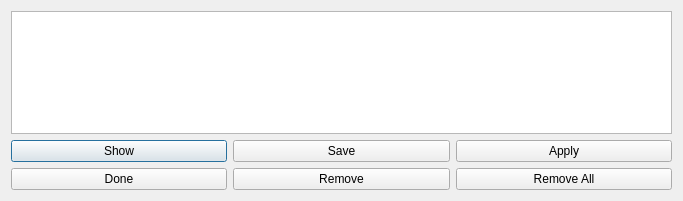
Before: the Qt Designer form ui/stash.ui in git-cola/git-cola, drawn with Qt 5.
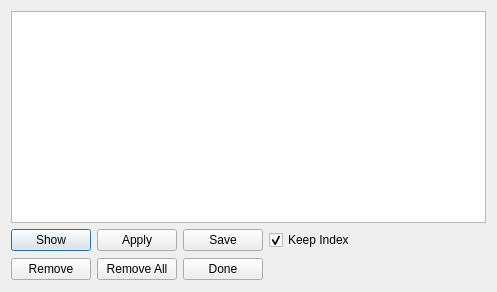
After: the same form once the commit is applied.

Commit message:
stash: add a keep_index checkbox to allow 'git stash save --keep-index'
This adds a keep_index checkbox to the stash dialog so that
users can save stashes and and keep the index state.

```diff
--- a/ui/stash.ui
+++ b/ui/stash.ui
@@ -5,20 +5,18 @@
    <rect>
     <x>0</x>
     <y>0</y>
-    <width>683</width>
-    <height>201</height>
+    <width>497</width>
+    <height>292</height>
    </rect>
   </property>
   <property name="windowTitle" >
    <string>Stash</string>
   </property>
-  <layout class="QVBoxLayout" name="verticalLayout" >
-   <item>
+  <layout class="QGridLayout" name="gridLayout" >
+   <item row="0" column="0" colspan="4" >
     <widget class="QListWidget" name="stash_list" />
    </item>
-   <item>
-    <layout class="QHBoxLayout" name="horizontalLayout_2" >
-     <item>
+   <item row="1" column="0" >
       <widget class="QPushButton" name="button_stash_show" >
        <property name="toolTip" >
         <string>Show the changes recorded in the selected stash stash as a diff</string>
@@ -28,14 +26,7 @@
        </property>
       </widget>
      </item>
-     <item>
-      <widget class="QPushButton" name="button_stash_save" >
-       <property name="text" >
-        <string>Save</string>
-       </property>
-      </widget>
-     </item>
-     <item>
+   <item row="1" column="1" >
       <widget class="QPushButton" name="button_stash_apply" >
        <property name="toolTip" >
         <string>Apply the selected stash</string>
@@ -45,18 +36,14 @@
        </property>
       </widget>
      </item>
-    </layout>
-   </item>
-   <item>
-    <layout class="QHBoxLayout" name="horizontalLayout" >
-     <item>
-      <widget class="QPushButton" name="button_stash_done" >
+   <item row="1" column="2" >
+    <widget class="QPushButton" name="button_stash_save" >
        <property name="text" >
-        <string>Done</string>
+      <string>Save</string>
        </property>
       </widget>
      </item>
-     <item>
+   <item row="4" column="0" >
       <widget class="QPushButton" name="button_stash_drop" >
        <property name="toolTip" >
         <string>Remove the selected stash</string>
@@ -66,7 +53,7 @@
        </property>
       </widget>
      </item>
-     <item>
+   <item row="4" column="1" >
       <widget class="QPushButton" name="button_stash_clear" >
        <property name="toolTip" >
         <string>Remove all stashed states</string>
@@ -76,7 +63,35 @@
        </property>
       </widget>
      </item>
-    </layout>
+   <item row="4" column="2" >
+    <widget class="QPushButton" name="button_stash_done" >
+     <property name="text" >
+      <string>Done</string>
+     </property>
+    </widget>
+   </item>
+   <item row="4" column="3" >
+    <spacer name="horizontalSpacer" >
+     <property name="orientation" >
+      <enum>Qt::Horizontal</enum>
+     </property>
+     <property name="sizeHint" stdset="0" >
+      <size>
+       <width>221</width>
+       <height>24</height>
+      </size>
+     </property>
+    </spacer>
+   </item>
+   <item row="1" column="3" >
+    <widget class="QCheckBox" name="keep_index" >
+     <property name="text" >
+      <string>Keep Index</string>
+     </property>
+     <property name="checked" >
+      <bool>true</bool>
+     </property>
+    </widget>
    </item>
   </layout>
  </widget>
```
Left out of the diff: 1 changed line with no effect on the pictures. Lines whose indentation alone changed are shown as unchanged. The commit also changes 1 other file.
